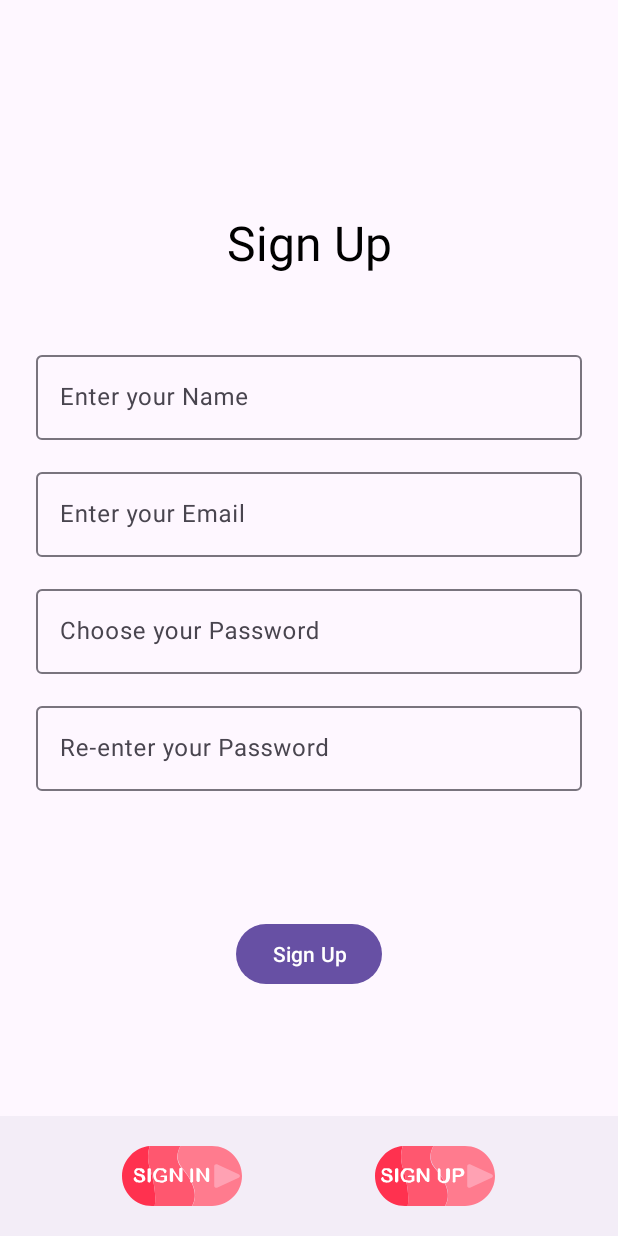
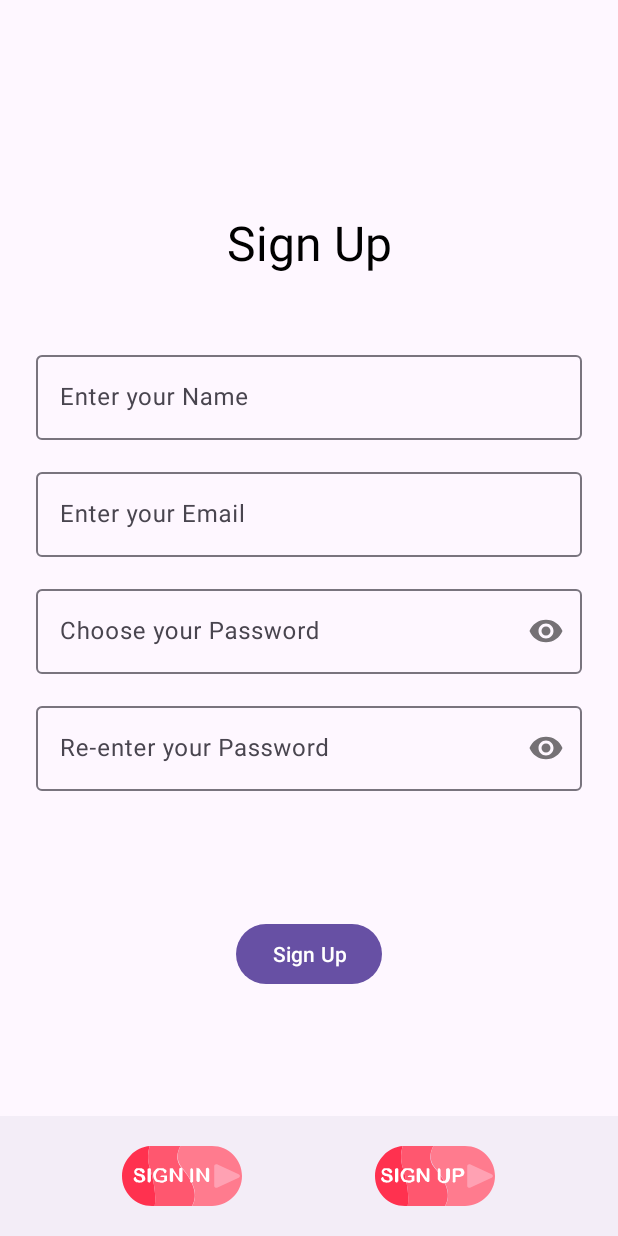
Before and after one commit to stym-rj/Social-Media-App, an Android app: the screen it shows after launch (AuthenticationActivity), item 2 of the bottom bar chosen, on a phone screen of 412 x 824 dp. Run offline under Robolectric (Android 15) with nearby library versions, the phone set to English and light mode, and no system bars; our stand-ins replace Firebase (no records; nobody signed in at launch, a user with empty details on screens opened directly).

Commit message:
Authentication backend DONE

```diff
--- a/app/src/main/res/layout/activity_authentication_fragment_sign_up.xml
+++ b/app/src/main/res/layout/activity_authentication_fragment_sign_up.xml
@@ -53,7 +53,8 @@
         <com.google.android.material.textfield.TextInputEditText
             android:id="@+id/tietEmail"
             android:layout_width="match_parent"
-            android:layout_height="wrap_content"/>
+            android:layout_height="wrap_content"
+            android:inputType="textEmailAddress"/>
 
     </com.google.android.material.textfield.TextInputLayout>
 
@@ -66,12 +67,14 @@
         android:layout_marginHorizontal="24dp"
         app:layout_constraintTop_toBottomOf="@id/tilEmail"
         app:layout_constraintStart_toStartOf="parent"
-        app:layout_constraintEnd_toEndOf="parent">
+        app:layout_constraintEnd_toEndOf="parent"
+        app:passwordToggleEnabled="true">
 
         <com.google.android.material.textfield.TextInputEditText
             android:id="@+id/tietPassword"
             android:layout_width="match_parent"
-            android:layout_height="wrap_content"/>
+            android:layout_height="wrap_content"
+            android:inputType="textPassword"/>
 
     </com.google.android.material.textfield.TextInputLayout>
 
@@ -84,12 +87,14 @@
         android:layout_marginHorizontal="24dp"
         app:layout_constraintTop_toBottomOf="@id/tilPassword"
         app:layout_constraintStart_toStartOf="parent"
-        app:layout_constraintEnd_toEndOf="parent">
+        app:layout_constraintEnd_toEndOf="parent"
+        app:passwordToggleEnabled="true">
 
         <com.google.android.material.textfield.TextInputEditText
             android:id="@+id/tietRePassword"
             android:layout_width="match_parent"
-            android:layout_height="wrap_content"/>
+            android:layout_height="wrap_content"
+            android:inputType="textPassword"/>
 
     </com.google.android.material.textfield.TextInputLayout>
 
--- a/build.gradle.kts
+++ b/build.gradle.kts
@@ -2,4 +2,7 @@
 plugins {
     id("com.android.application") version "8.1.1" apply false
     id("org.jetbrains.kotlin.android") version "1.8.0" apply false
+
+    // google services gradle plugin
+    id("com.google.gms.google-services") version "4.3.15" apply false
 }
```
Also changed, not shown: app/build.gradle.kts (+11 -0 lines), app/src/main/java/com/example/authFragments/FragmentSignIn.kt (+77 -12 lines), app/src/main/java/com/example/authFragments/FragmentSignUp.kt (+75 -2 lines), app/src/main/res/layout/activity_authentication_fragment_sign_in.xml (+8 -3 lines).
